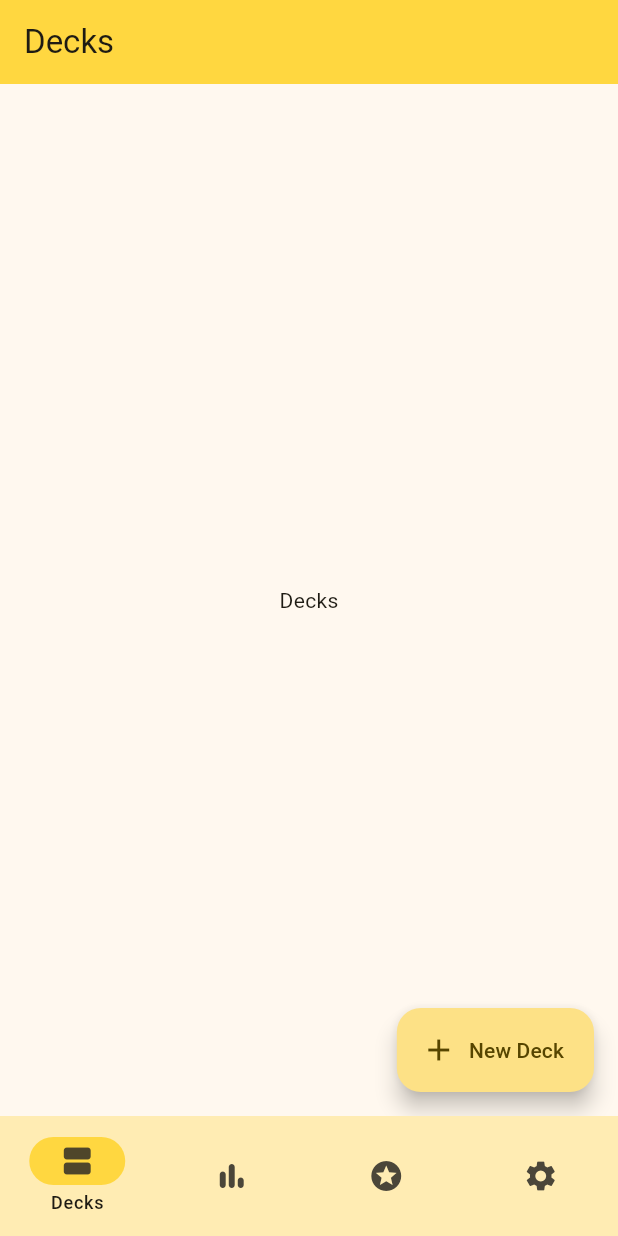
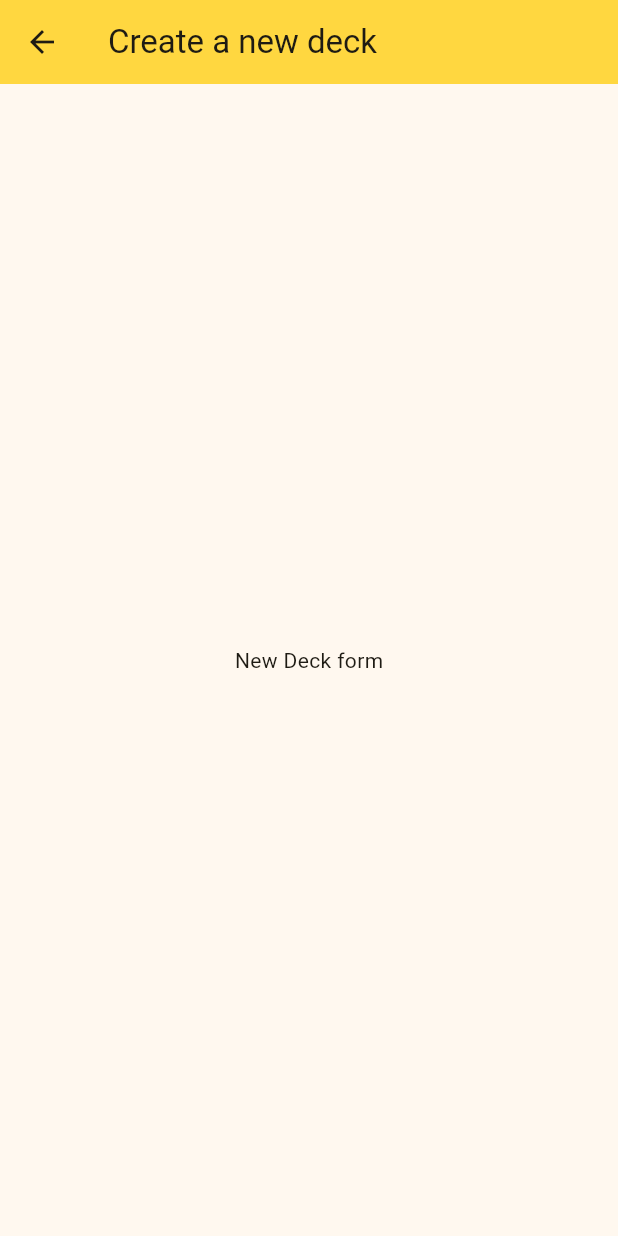
Before and after one commit to benjo-m/MemoWise, a Flutter app: the screen it shows after launch, after a tap on "New Deck", on a phone screen of 412 x 824 dp. Run offline on Flutter 3.47's test engine with Material 3 defaults, Android fonts, the phone set to English and light mode, and no system bars.

Commit message:
added NewDeckPage and DeckPage totals info

```diff
--- a/mobile/lib/decks_page.dart
+++ b/mobile/lib/decks_page.dart
@@ -1,4 +1,5 @@
 import 'package:flutter/material.dart';
+import 'package:mobile/new_deck_page.dart';
 
 class DecksPage extends StatelessWidget {
   const DecksPage({
@@ -12,17 +13,74 @@ class DecksPage extends StatelessWidget {
           title: const Text(
             'Decks',
           ),
-        backgroundColor: Colors.amberAccent,
+          backgroundColor: Colors.amber,
         ),
         floatingActionButton: FloatingActionButton.extended(
           label: const Text("New Deck"),
           icon: const Icon(Icons.add),
           onPressed: () {
-          null;
+            Navigator.of(context).push(
+                MaterialPageRoute(builder: (context) => const NewDeckPage()));
           },
           isExtended: true,
         ),
-      body: const Center(child: Text('Decks')),
-    );
+        body: const Padding(
+          padding: EdgeInsets.only(top: 30, left: 10, right: 10),
+          child: Row(
+            mainAxisAlignment: MainAxisAlignment.spaceBetween,
+            crossAxisAlignment: CrossAxisAlignment.start,
+            children: [
+              TotalsCard(
+                total: 5,
+                title: "Total Decks",
+              ),
+              SizedBox(
+                width: 20,
+              ),
+              TotalsCard(total: 36, title: "Total Cards")
+            ],
+          ),
+        ));
   }
 }
+
+class TotalsCard extends StatelessWidget {
+  const TotalsCard({
+    super.key,
+    required this.total,
+    required this.title,
+  });
+
+  final String title;
+  final int total;
+
+  @override
+  Widget build(BuildContext context) {
+    return Card(
+        color: const Color.fromARGB(255, 255, 226, 138),
+        child: Row(
+          children: [
+            Padding(
+              padding:
+                  const EdgeInsets.only(top: 5, bottom: 5, left: 40, right: 40),
+              child: Column(
+                mainAxisSize: MainAxisSize.min,
+                children: [
+                  Text(
+                    title,
+                    style: const TextStyle(
+                      fontSize: 18,
+                    ),
+                  ),
+                  Text(
+                    "$total",
+                    style: const TextStyle(
+                        fontSize: 30, fontWeight: FontWeight.bold),
+                  ),
+                ],
+              ),
+            ),
+          ],
+        ));
+  }
+}
--- a/mobile/lib/home_page.dart
+++ b/mobile/lib/home_page.dart
@@ -25,8 +25,8 @@ class _HomePageState extends State<HomePage> {
         },
         selectedIndex: currentPageIndex,
         labelBehavior: NavigationDestinationLabelBehavior.onlyShowSelected,
-        backgroundColor: Colors.amber[100],
-        indicatorColor: Colors.amberAccent,
+        backgroundColor: Colors.amber,
+        indicatorColor: Colors.amber[100],
         destinations: const <Widget>[
           NavigationDestination(
             icon: Icon(Icons.view_agenda),
--- /dev/null
+++ b/mobile/lib/new_deck_page.dart
@@ -0,0 +1,18 @@
+import 'package:flutter/material.dart';
+
+class NewDeckPage extends StatelessWidget {
+  const NewDeckPage({super.key});
+
+  @override
+  Widget build(BuildContext context) {
+    return Scaffold(
+      appBar: AppBar(
+        title: const Text("Create a new deck"),
+        backgroundColor: Colors.amberAccent,
+      ),
+      body: const Center(
+        child: Text("New Deck form"),
+      ),
+    );
+  }
+}
```
Lines whose indentation alone changed are shown as unchanged.
